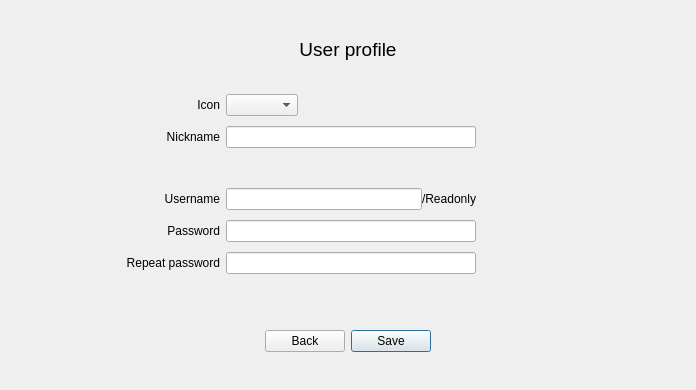
Before: the Qt Designer form CLIENT/GUI/ui/gui_profile.ui in GiuliCler/GIMPteam, drawn with Qt 5.
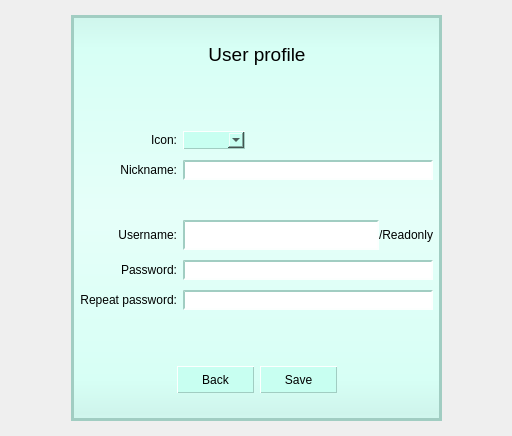
After: the same form once the commit is applied.

Commit message:
Profile window style
Ho dato uno style ala window profile e ritoccato qualcosa della export PDF

```diff
--- a/CLIENT/GUI/ui/gui_profile.ui
+++ b/CLIENT/GUI/ui/gui_profile.ui
@@ -6,14 +6,96 @@
    <rect>
     <x>0</x>
     <y>0</y>
-    <width>696</width>
-    <height>390</height>
+    <width>512</width>
+    <height>436</height>
    </rect>
   </property>
   <property name="windowTitle">
    <string>Form</string>
   </property>
-  <layout class="QVBoxLayout" name="verticalLayout">
+  <property name="styleSheet">
+   <string notr="true">QWidget#backgroundWidget{
+	background-color: qlineargradient(spread:reflect, x1:0.5, y1:0, x2:0.5, y2:0.49, stop:0 rgba(207, 245, 236, 255), stop:0.17 rgba(215, 255, 245, 255), stop:1 rgba(230, 255, 249, 255));
+	border-width: 3px;
+	border-style: solid;
+	border-color: hsv(165, 55, 205);
+}
+
+
+QPushButton {
+	height: 25px;
+	width: 75px;
+    background-color: hsv(165, 55, 255);
+    border-width: 1px;
+	border-style: outset;
+	border-color: hsv(165, 55, 205);
+}
+
+QPushButton:hover:!pressed{
+	border-color: hsv(165, 255, 255);
+	border-top-color: hsv(165, 200, 255);	
+	border-left-color: hsv(165, 200, 255);
+}
+
+QPushButton:pressed,QPushButton:checked {
+    border-style: inset;
+	background-color: hsv(165, 55, 220);
+}
+
+QLineEdit{
+    border-width: 2px;
+	border-style: inset;
+	border-color: hsv(165, 55, 205);
+}
+
+QLineEdit:focus{
+	border-color: hsv(165, 105, 205);
+}
+
+QComboBox{
+	background-color: hsv(165, 55, 255);
+    border-width: 1px;
+	border-style: outset;
+	border-color: hsv(165, 55, 205);
+}
+
+QComboBox QAbstractItemView {
+    background-color: rgba(230, 255, 249, 255);
+   /* border-width: 1px;
+	border-style: outset;
+	border-color: hsv(165, 55, 205);*/
+}</string>
+  </property>
+  <layout class="QGridLayout" name="gridLayout_2" rowstretch="1,100,1" columnstretch="1,4,1">
+   <item row="1" column="2">
+    <spacer name="horizontalSpacer_8">
+     <property name="orientation">
+      <enum>Qt::Horizontal</enum>
+     </property>
+     <property name="sizeHint" stdset="0">
+      <size>
+       <width>40</width>
+       <height>20</height>
+      </size>
+     </property>
+    </spacer>
+   </item>
+   <item row="1" column="0">
+    <spacer name="horizontalSpacer_9">
+     <property name="orientation">
+      <enum>Qt::Horizontal</enum>
+     </property>
+     <property name="sizeHint" stdset="0">
+      <size>
+       <width>40</width>
+       <height>20</height>
+      </size>
+     </property>
+    </spacer>
+   </item>
+   <item row="1" column="1">
+    <widget class="QWidget" name="backgroundWidget" native="true">
+     <layout class="QVBoxLayout" name="verticalLayout_2" stretch="1,0,3,0,2,0,1">
    <item>
     <spacer name="verticalSpacer_3">
      <property name="orientation">
@@ -102,7 +184,7 @@
         <cursorShape>IBeamCursor</cursorShape>
        </property>
        <property name="text">
-        <string>Icon</string>
+           <string>Icon:</string>
        </property>
        <property name="alignment">
         <set>Qt::AlignRight|Qt::AlignTrailing|Qt::AlignVCenter</set>
@@ -151,7 +233,7 @@
         <cursorShape>IBeamCursor</cursorShape>
        </property>
        <property name="text">
-        <string>Nickname</string>
+           <string>Nickname:</string>
        </property>
        <property name="alignment">
         <set>Qt::AlignRight|Qt::AlignTrailing|Qt::AlignVCenter</set>
@@ -203,7 +285,7 @@
         <cursorShape>IBeamCursor</cursorShape>
        </property>
        <property name="text">
-        <string>Username</string>
+           <string>Username:</string>
        </property>
        <property name="alignment">
         <set>Qt::AlignRight|Qt::AlignTrailing|Qt::AlignVCenter</set>
@@ -216,7 +298,14 @@
      <item row="3" column="2">
       <layout class="QHBoxLayout" name="horizontalLayout_3">
        <item>
-        <widget class="QLineEdit" name="usernameLineEdit"/>
+           <widget class="QLineEdit" name="usernameLineEdit">
+            <property name="minimumSize">
+             <size>
+              <width>0</width>
+              <height>30</height>
+             </size>
+            </property>
+           </widget>
        </item>
        <item>
         <widget class="QLabel" name="usernameLabelReadonly">
@@ -239,7 +328,7 @@
         <cursorShape>IBeamCursor</cursorShape>
        </property>
        <property name="text">
-        <string>Password</string>
+           <string>Password:</string>
        </property>
        <property name="alignment">
         <set>Qt::AlignRight|Qt::AlignTrailing|Qt::AlignVCenter</set>
@@ -265,7 +354,7 @@
         <cursorShape>IBeamCursor</cursorShape>
        </property>
        <property name="text">
-        <string>Repeat password</string>
+           <string>Repeat password:</string>
        </property>
        <property name="alignment">
         <set>Qt::AlignRight|Qt::AlignTrailing|Qt::AlignVCenter</set>
@@ -371,6 +460,35 @@
    </item>
    <item>
     <spacer name="verticalSpacer_4">
+        <property name="orientation">
+         <enum>Qt::Vertical</enum>
+        </property>
+        <property name="sizeHint" stdset="0">
+         <size>
+          <width>20</width>
+          <height>40</height>
+         </size>
+        </property>
+       </spacer>
+      </item>
+     </layout>
+    </widget>
+   </item>
+   <item row="2" column="1">
+    <spacer name="verticalSpacer_6">
+     <property name="orientation">
+      <enum>Qt::Vertical</enum>
+     </property>
+     <property name="sizeHint" stdset="0">
+      <size>
+       <width>20</width>
+       <height>40</height>
+      </size>
+     </property>
+    </spacer>
+   </item>
+   <item row="0" column="1">
+    <spacer name="verticalSpacer_7">
      <property name="orientation">
       <enum>Qt::Vertical</enum>
      </property>
```
Lines whose indentation alone changed are shown as unchanged. The commit also changes 8 other files.
